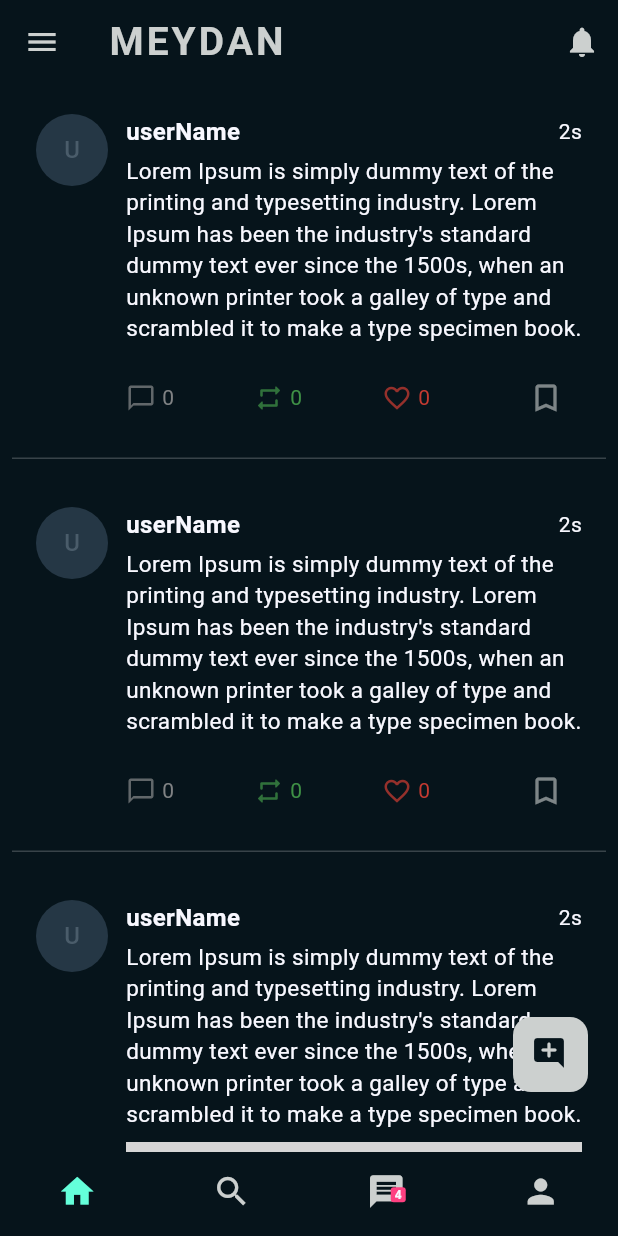
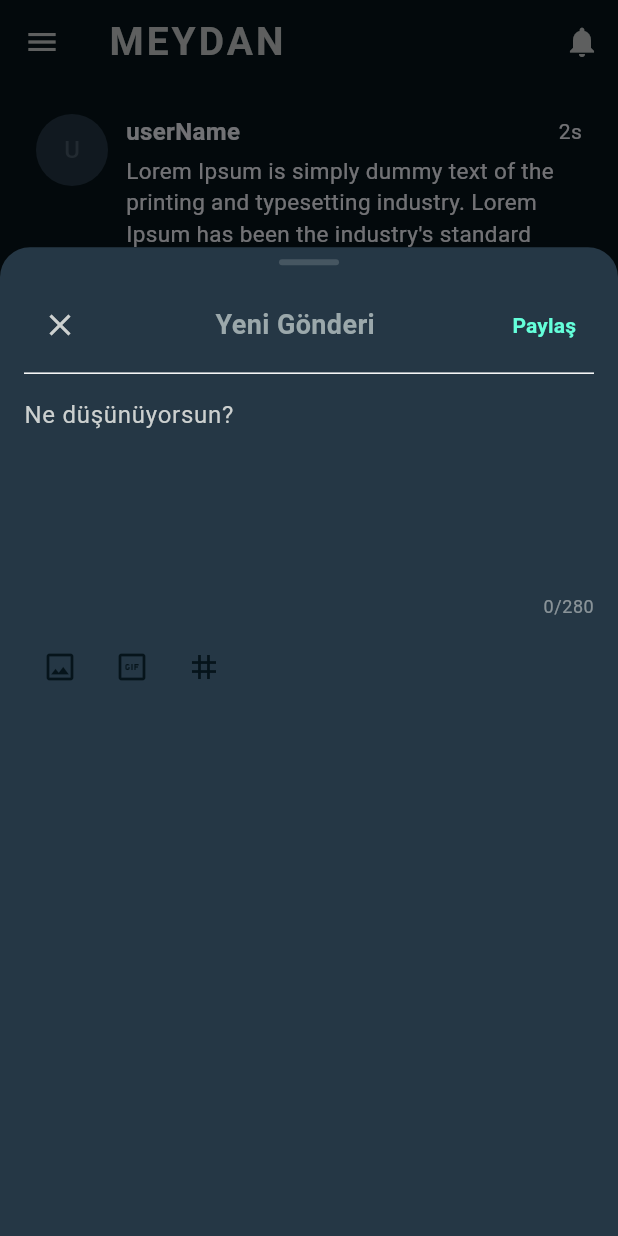
Before and after one commit to adem-ercan/sosyal_ag, a Flutter app: the screen it shows once a user with an empty profile is signed in, scrolled down 3456 dp, after a tap on the "add comment" icon, on a phone screen of 412 x 824 dp. Run offline on Flutter 3.47's test engine with Material 3 defaults, Android fonts, the phone set to English and light mode, and no system bars; drawn by our look-alikes of persistent_bottom_nav_bar; our stand-ins replace cloud_firestore, firebase_auth, firebase_core, get_it, go_router, google_fonts and 2 more; accounts and stored records are empty; network calls fail; grey boxes are pictures that could not be loaded.

Commit message:
24.03.2025 - 04:50

```diff
--- a/lib/view/main_screen/main_screen.dart
+++ b/lib/view/main_screen/main_screen.dart
@@ -1,4 +1,3 @@
-// Bu ekran test için oluşturuldu
 import 'package:flutter/material.dart';
 import 'package:google_fonts/google_fonts.dart';
 import 'package:persistent_bottom_nav_bar/persistent_bottom_nav_bar.dart';
@@ -10,7 +9,9 @@ import 'package:sosyal_ag/view/main_screen/messages_page/messages_page.dart';
 import 'package:sosyal_ag/view/main_screen/main_page/post_card.dart';
 import 'package:sosyal_ag/view/main_screen/profile_page/profile_page.dart';
 import 'package:sosyal_ag/view/main_screen/search_page/search_page.dart';
+import 'package:sosyal_ag/view/widgets/post_share_bottom_sheet.dart';
 import 'package:sosyal_ag/view_model/main_screen_view_model.dart';
+
 
 
 class MainScreen extends StatelessWidget {
@@ -21,6 +22,7 @@ class MainScreen extends StatelessWidget {
   final PersistentTabController _controller = PersistentTabController(
     initialIndex: 0,
   );
+
   final bool _hideNavBar = false;
 
   final List<ScrollController> _scrollControllers = [
@@ -162,7 +164,9 @@ class MainScreen extends StatelessWidget {
           ),
           padding: const EdgeInsets.only(top: 8),
           onItemSelected: (index) => mainScreenViewModel.isAppBarVisible(index),
-          floatingActionButton: Padding(
+          floatingActionButton: Visibility(
+            visible: mainScreenViewModel.isVisibleFloatingButton,
+            child: Padding(
               padding: const EdgeInsets.only(right: 10, bottom: 30),
               child: Container(
                 height: 50,
@@ -180,7 +184,10 @@ class MainScreen extends StatelessWidget {
                     Icons.add_comment_rounded,
                     color: Theme.of(context).primaryColor,
                   ),
-                onPressed: () {},
+                  onPressed: () {
+                    PostShareBottomSheet.show(context);
+                  },
+                ),
               ),
             ),
           ),
@@ -318,4 +325,5 @@ class CustomNavBarWidget extends StatelessWidget {
       ),
     ),
   );
+
 }
--- /dev/null
+++ b/lib/view/widgets/post_share_bottom_sheet.dart
@@ -0,0 +1,257 @@
+import 'package:flutter/material.dart';
+import 'package:google_fonts/google_fonts.dart';
+
+
+
+class PostShareBottomSheet extends StatelessWidget {
+  final Function(String content, List<String>? mediaUrls)? onPost;
+
+  const PostShareBottomSheet({
+    super.key,
+    this.onPost,
+  });
+
+  static Future<void> show(BuildContext context) async {
+    await showModalBottomSheet(
+      context: context,
+      isScrollControlled: true,
+      backgroundColor: Colors.transparent,
+      constraints: BoxConstraints(
+        maxHeight: MediaQuery.of(context).size.height,
+      ),
+      builder: (context) => PostShareBottomSheet(),
+    );
+  }
+
+  @override
+  Widget build(BuildContext context) {
+    final theme = Theme.of(context);
+    final mediaQuery = MediaQuery.of(context);
+    final TextEditingController contentController = TextEditingController();
+    final List<String> selectedMediaUrls = [];
+    bool isLoading = false;
+
+    return SafeArea(
+      child: SizedBox(
+        height: mediaQuery.size.height*.8,
+        child: Container(
+          decoration: BoxDecoration(
+            color: theme.colorScheme.surface,
+            borderRadius: const BorderRadius.vertical(top: Radius.circular(20)),
+          ),
+          padding: EdgeInsets.only(
+            bottom: mediaQuery.viewInsets.bottom,
+            left: 16,
+            right: 16,
+            top: 8,
+          ),
+
+          child: SingleChildScrollView(
+            child: Column(
+              mainAxisSize: MainAxisSize.max,
+              children: [
+                // Kayan çubuk
+                Container(
+                  width: 40,
+                  height: 4,
+                  decoration: BoxDecoration(
+                    color: theme.colorScheme.onSurface.withOpacity(0.2),
+                    borderRadius: BorderRadius.circular(2),
+                  ),
+                ),
+                const SizedBox(height: 16),
+                // Başlık
+                Row(
+                  mainAxisAlignment: MainAxisAlignment.spaceBetween,
+                  children: [
+                    IconButton(
+                      onPressed: () => Navigator.pop(context),
+                      icon: const Icon(Icons.close),
+                    ),
+                    Text(
+                      'Yeni Gönderi',
+                      style: GoogleFonts.aBeeZee(
+                        fontSize: 18,
+                        fontWeight: FontWeight.bold,
+                      ),
+                    ),
+                    TextButton(
+                      // ignore: dead_code
+                      onPressed: isLoading ? null : () => _handlePost(context, contentController.text, selectedMediaUrls),
+                      child: isLoading
+                          // ignore: dead_code
+                          ? SizedBox(
+                              height: 20,
+                              width: 20,
+                              child: CircularProgressIndicator(
+                                strokeWidth: 2,
+                                color: theme.colorScheme.tertiary,
+                              ),
+                            )
+                          : Text(
+                              'Paylaş',
+                              style: GoogleFonts.aBeeZee(
+                                color: theme.colorScheme.tertiary,
+                                fontWeight: FontWeight.bold,
+                              ),
+                            ),
+                    ),
+                  ],
+                ),
+                const Divider(),
+                // İçerik
+                TextField(
+                  controller: contentController,
+                  maxLines: 5,
+                  maxLength: 280,
+                  decoration: InputDecoration(
+                    hintText: 'Ne düşünüyorsun?',
+                    border: InputBorder.none,
+                    counterStyle: TextStyle(
+                      color: theme.colorScheme.onSurface.withOpacity(0.6),
+                    ),
+                  ),
+                ),
+                // Medya önizleme
+                if (selectedMediaUrls.isNotEmpty) ...[
+                  const SizedBox(height: 8),
+                  SizedBox(
+                    height: 100,
+                    child: ListView.builder(
+                      scrollDirection: Axis.horizontal,
+                      itemCount: selectedMediaUrls.length + 1,
+                      itemBuilder: (context, index) {
+                        if (index == selectedMediaUrls.length) {
+                          return _buildAddMediaButton(theme, selectedMediaUrls);
+                        }
+                        return _buildMediaPreview(selectedMediaUrls[index], theme, selectedMediaUrls);
+                      },
+                    ),
+                  ),
+                ],
+                // Alt toolbar
+                Padding(
+                  padding: const EdgeInsets.symmetric(vertical: 8),
+                  child: Row(
+                    children: [
+                      IconButton(
+                        onPressed: () => _pickImage(selectedMediaUrls),
+                        icon: Icon(
+                          Icons.image_outlined,
+                          color: theme.colorScheme.primary,
+                        ),
+                      ),
+                      IconButton(
+                        onPressed: () {},
+                        icon: Icon(
+                          Icons.gif_box_outlined,
+                          color: theme.colorScheme.primary,
+                        ),
+                      ),
+                      IconButton(
+                        onPressed: () {},
+                        icon: Icon(
+                          Icons.tag_outlined,
+                          color: theme.colorScheme.primary,
+                        ),
+                      ),
+                      const Spacer(),
+                      if (contentController.text.isNotEmpty)
+                        Text(
+                          '${contentController.text.length}/280',
+                          style: TextStyle(
+                            color: theme.colorScheme.onSurface.withOpacity(0.6),
+                          ),
+                        ),
+                    ],
+                  ),
+                ),
+                SizedBox(height: mediaQuery.padding.bottom),
+              ],
+            ),
+          ),
+        ),
+      ),
+    );
+  }
+
+  Widget _buildAddMediaButton(ThemeData theme, List<String> selectedMediaUrls) {
+    return Container(
+      width: 100,
+      margin: const EdgeInsets.only(right: 8),
+      decoration: BoxDecoration(
+        color: theme.colorScheme.surface,
+        borderRadius: BorderRadius.circular(12),
+      ),
+      child: IconButton(
+        onPressed: () => _pickImage(selectedMediaUrls),
+        icon: Icon(
+          Icons.add_photo_alternate_outlined,
+          color: theme.colorScheme.primary,
+        ),
+      ),
+    );
+  }
+
+  Widget _buildMediaPreview(String url, ThemeData theme, List<String> selectedMediaUrls) {
+    return Stack(
+      children: [
+        Container(
+          width: 100,
+          height: 100,
+          margin: const EdgeInsets.only(right: 8),
+          decoration: BoxDecoration(
+            borderRadius: BorderRadius.circular(12),
+            image: DecorationImage(
+              image: NetworkImage(url),
+              fit: BoxFit.cover,
+            ),
+          ),
+        ),
+        Positioned(
+          top: 4,
+          right: 12,
+          child: GestureDetector(
+            onTap: () => _removeMedia(url, selectedMediaUrls),
+            child: Container(
+              padding: const EdgeInsets.all(4),
+              decoration: BoxDecoration(
+                color: theme.colorScheme.error,
+                shape: BoxShape.circle,
+              ),
+              child: Icon(
+                Icons.close,
+                size: 16,
+                color: theme.colorScheme.onError,
+              ),
+            ),
+          ),
+        ),
+      ],
+    );
+  }
+
+  void _pickImage(List<String> selectedMediaUrls) {
+    // TODO: Implement image picking
+
+    selectedMediaUrls.add('https://picsum.photos/200');
+  }
+
+  void _removeMedia(String url, List<String> selectedMediaUrls) {
+    selectedMediaUrls.remove(url);
+  }
+
+  void _handlePost(BuildContext context, String content, List<String> mediaUrls) async {
+    if (content.isEmpty) return;
+
+    try {
+      await onPost?.call(content, mediaUrls);
+      if (context.mounted) {
+        Navigator.pop(context);
+      }
+
+    } catch (e) {
+      // TODO: Handle error
+    }
+  }
+}
```
Also changed, not shown: lib/view_model/main_screen_view_model.dart (+19 -0 lines). Lines whose indentation alone changed are shown as unchanged.
